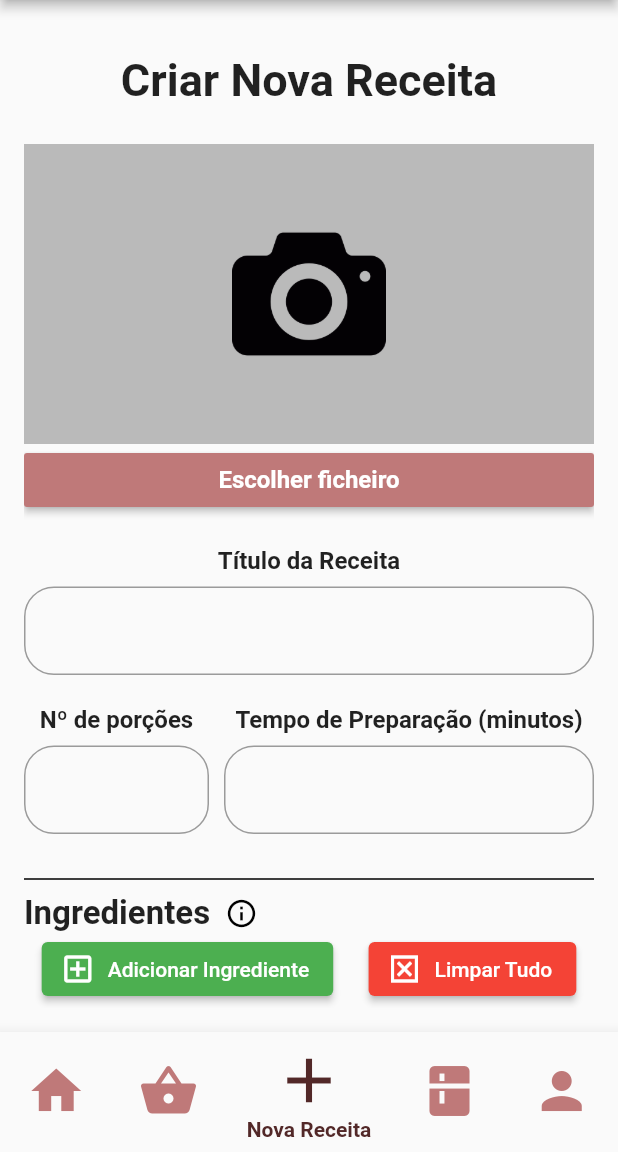
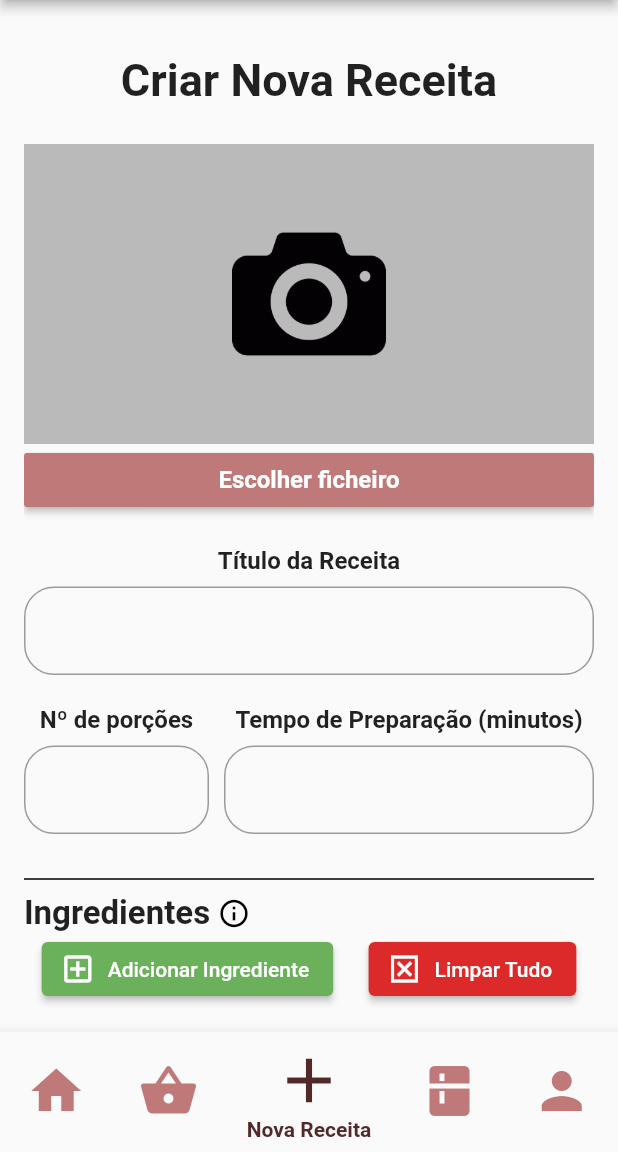
Before and after one commit to DiogoARSantos/let_me_cook, a Flutter app: the App screen opened by its route, item 3 of the bottom bar chosen, on a phone screen of 412 x 824 dp, the part 84-1236 px from its top. Run offline on Flutter 3.47's test engine with Material 2 defaults, Android fonts, the phone set to English and light mode, and no system bars; our stand-ins replace dropdown_search, image_picker; network calls fail.

Commit message:
Color changes, clean shopping list button

```diff
--- a/lib/screens/addRecipe/add_recipe_screen.dart
+++ b/lib/screens/addRecipe/add_recipe_screen.dart
@@ -190,7 +190,7 @@ class AddRecipeScreenState extends State<AddRecipeScreen> {
                       Text("Ingredientes",
                           style: TextStyle(
                               fontSize: 22, fontWeight: FontWeight.bold)),
-                      SizedBox(width: 10),
+                      SizedBox(width: 5),
                       Tooltip(
                         richMessage: WidgetSpan(
                             alignment: PlaceholderAlignment.top,
@@ -289,7 +289,7 @@ class AddRecipeScreenState extends State<AddRecipeScreen> {
                       icon: const Icon(Icons.add_box_outlined),
                       label: const Text('Adicionar Ingrediente'),
                       style: ElevatedButton.styleFrom(
-                        backgroundColor: Colors.green,
+                        backgroundColor: Color(0xFF6BB05A),
                       ),
                       onPressed: () {
                         _addIngredientField();
@@ -299,7 +299,7 @@ class AddRecipeScreenState extends State<AddRecipeScreen> {
                       icon: const Icon(Icons.disabled_by_default_outlined),
                       label: const Text('Limpar Tudo'),
                       style: ElevatedButton.styleFrom(
-                        backgroundColor: Colors.red,
+                        backgroundColor: Color(0xFFDC2A2A),
                       ),
                       onPressed: () {
                         _removeAllIngredientFields();
@@ -315,7 +315,7 @@ class AddRecipeScreenState extends State<AddRecipeScreen> {
                   height: 20,
                 ),
                 Align(
-                  alignment: Alignment(-0.9, 0),
+                  alignment: Alignment(-1, 0),
                   child: Text("Passos",
                       style:
                           TextStyle(fontSize: 22, fontWeight: FontWeight.bold)),
@@ -343,7 +343,7 @@ class AddRecipeScreenState extends State<AddRecipeScreen> {
                                 maxLines: 10,
                                 controller: _stepsItems[i],
                                 decoration: InputDecoration(
-                                    labelText: 'Passo',
+                                    labelText: 'Passo ${i + 1}',
                                     border: OutlineInputBorder(
                                       borderRadius: BorderRadius.circular(20),
                                     )),
@@ -365,7 +365,7 @@ class AddRecipeScreenState extends State<AddRecipeScreen> {
                       icon: const Icon(Icons.add_box_outlined),
                       label: const Text('Adicionar Passo'),
                       style: ElevatedButton.styleFrom(
-                        backgroundColor: Colors.green,
+                        backgroundColor: Color(0xFF6BB05A),
                       ),
                       onPressed: () {
                         _addStepField();
@@ -375,7 +375,7 @@ class AddRecipeScreenState extends State<AddRecipeScreen> {
                       icon: const Icon(Icons.disabled_by_default_outlined),
                       label: const Text('Limpar Tudo'),
                       style: ElevatedButton.styleFrom(
-                        backgroundColor: Colors.red,
+                        backgroundColor: Color(0xFFDC2A2A),
                       ),
                       onPressed: () {
                         _removeAllStepFields();
@@ -383,13 +383,13 @@ class AddRecipeScreenState extends State<AddRecipeScreen> {
                     )
                   ],
                 ),
-
+                SizedBox(height: 10),
                 //CREATE BUTTON
                 ElevatedButton(
                   onPressed: _createRecipe,
                   style: ElevatedButton.styleFrom(
-                    backgroundColor:
-                    Colors.green, // Set your desired background color here
+                    backgroundColor: Color(
+                        0xFF6BB05A), // Set your desired background color here
                   ),
                   child: Text('Criar Receita'),
                 ),
@@ -495,11 +495,9 @@ class AddRecipeScreenState extends State<AddRecipeScreen> {
         return AlertDialog(
           backgroundColor: Color(0xFFBF7979),
           title: Text('Limpar todos os ingredientes',
-              textAlign: TextAlign.center,
               style: TextStyle(color: Colors.white)),
           content: Text(
               'Tem a certeza que deseja limpar todos os ingredientes?',
-              textAlign: TextAlign.center,
               style: TextStyle(color: Colors.white)),
           actions: <Widget>[
             TextButton(
@@ -534,10 +532,8 @@ class AddRecipeScreenState extends State<AddRecipeScreen> {
         return AlertDialog(
           backgroundColor: Color(0xFFBF7979),
           title: Text('Limpar todos os passos',
-              textAlign: TextAlign.center,
               style: TextStyle(color: Colors.white)),
           content: Text('Tem a certeza que deseja limpar todos os passos?',
-              textAlign: TextAlign.center,
               style: TextStyle(color: Colors.white)),
           actions: <Widget>[
             TextButton(
@@ -664,7 +660,7 @@ class AddRecipeScreenState extends State<AddRecipeScreen> {
             textAlign: TextAlign.center,
             style: TextStyle(color: Colors.white),
           ),
-          backgroundColor: Color(0xFFBF7979),
+          backgroundColor: Color(0xFF6BB05A),
         );
       },
     );
--- a/lib/screens/pantry/pantry_screen.dart
+++ b/lib/screens/pantry/pantry_screen.dart
@@ -193,7 +193,7 @@ class _PantryScreenState extends State<PantryScreen> {
                   },
                   child: Container(
                     decoration: BoxDecoration(
-                      color: isOwned ? Colors.green : Colors.grey,
+                      color: isOwned ? Color(0xFF6BB05A) : Colors.grey,
                       borderRadius: BorderRadius.circular(20.0),
                     ),
                     width: 100,
```
Also changed, not shown: lib/screens/seeRecipe/see_recipe_screen.dart (+5 -5 lines), lib/screens/shoppingList/shopping_list_screen.dart (+61 -10 lines), 2 other files. Lines whose indentation alone changed are shown as unchanged.
